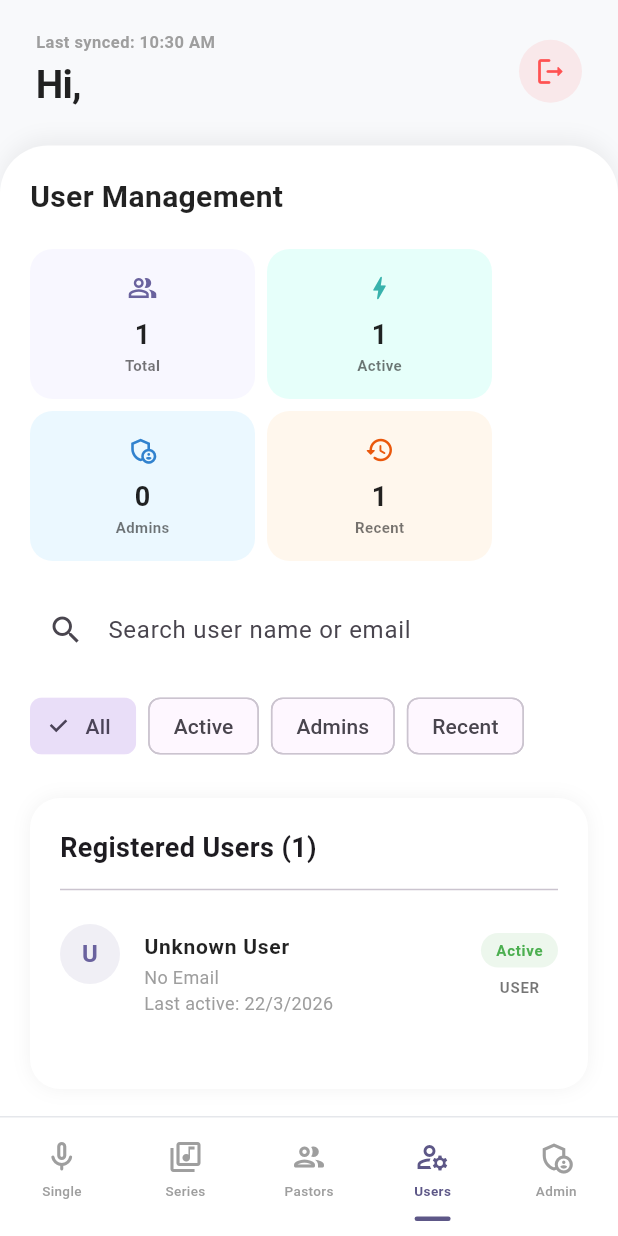
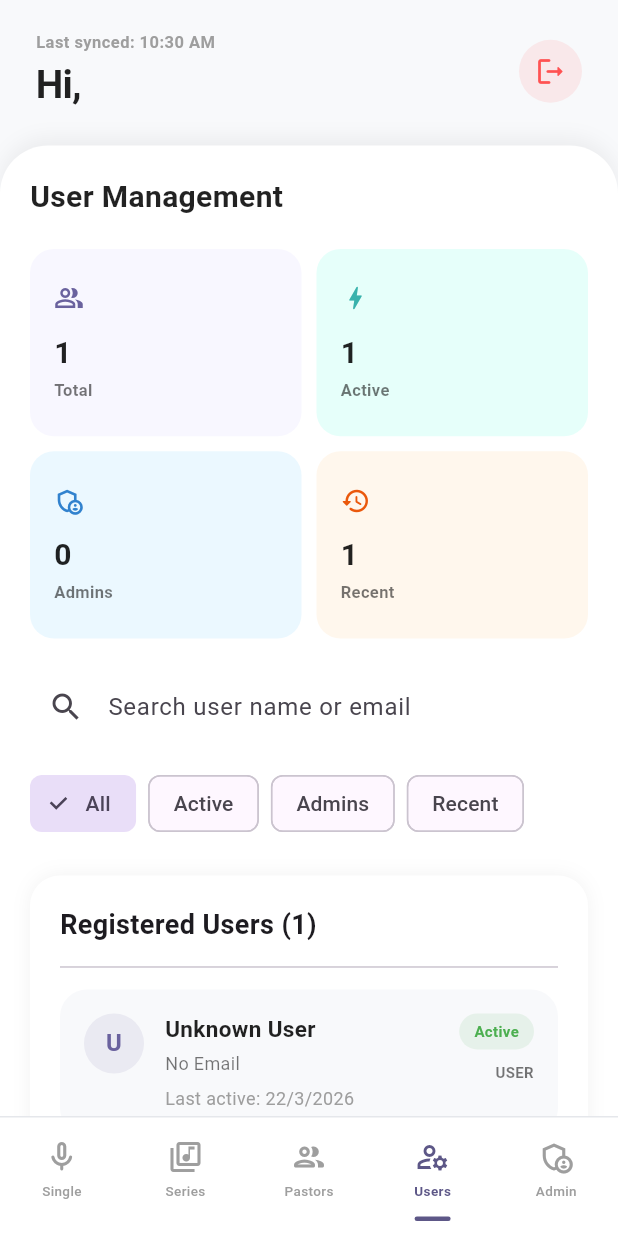
Before and after one commit to Majorboy1/Rhemalize, a Flutter app: the AdminMainScreen screen opened directly, item 4 of the bottom bar chosen, on a phone screen of 412 x 824 dp. Run offline on Flutter 3.47's test engine with Material 3 defaults, Android fonts, the phone set to English and light mode, and no system bars; our stand-ins replace app_links, cloud_firestore, connectivity_plus, file_picker, firebase_auth, firebase_core and 9 more; missing offline and left inert: audio_session; accounts and stored records are empty; network calls fail.

```diff
--- a/lib/screens/admin/admin_main_screen.dart
+++ b/lib/screens/admin/admin_main_screen.dart
@@ -5,7 +5,6 @@ import '../../providers/audio_provider.dart';
 import '../../providers/sermon_provider.dart';
 import '../../providers/favorites_provider.dart';
 import '../../providers/auth_provider.dart';
-import '../../models/sermon.dart';
 
 // Screens
 import '../profile_screen.dart';
@@ -158,11 +157,6 @@ class _AdminMainScreenState extends State<AdminMainScreen> {
                   _buildStatsRow(
                     sermonProv.oneTimeMessages.length,
                     sermonProv.seriesMessages.length,
-                    sermonProv.sermons.where((s) =>
-                        s.audioUrl.isEmpty ||
-                        (s.imageUrl == null || s.imageUrl!.isEmpty) ||
-                        (s.messageType == MessageType.series &&
-                            s.episodes.any((e) => e.audioUrl.isEmpty))).length,
                     sermonProv.isLoading,
                     isDark,
                   ),
@@ -255,11 +249,12 @@ class _AdminMainScreenState extends State<AdminMainScreen> {
         return ProfileScreen(
           userName: auth.user?.displayName ?? 'Admin User',
           userEmail: auth.user?.email ?? '',
-          currentStreak: 7,
+          currentStreak: null,
           totalSermons: sermon.sermons.length,
           favorites: context.watch<FavoritesProvider>().favoriteSermonIds,
           sermons: sermon.sermons,
           onLogout: _handleLogout,
+          isAdminProfile: true,
         );
     }
   }
@@ -323,7 +318,7 @@ class _AdminMainScreenState extends State<AdminMainScreen> {
   }
 
   Widget _buildStatsRow(
-      int singles, int series, int needsAttention, bool isLoading, bool isDark) {
+      int singles, int series, bool isLoading, bool isDark) {
     return Padding(
       padding: const EdgeInsets.symmetric(horizontal: 20, vertical: 8),
       child: Row(
@@ -333,9 +328,7 @@ class _AdminMainScreenState extends State<AdminMainScreen> {
           const SizedBox(width: 12),
           _statCard("Series", series.toString(), Icons.layers_rounded,
               Colors.blueAccent, isLoading),
-          const SizedBox(width: 12),
-          _statCard("Attention", needsAttention.toString(),
-              Icons.warning_amber_rounded, Colors.orange, isLoading),
+
         ],
       ),
     );
--- a/lib/screens/admin/user_management_screen.dart
+++ b/lib/screens/admin/user_management_screen.dart
@@ -1,5 +1,5 @@
+import 'package:cloud_firestore/cloud_firestore.dart';
 import 'package:flutter/material.dart';
-import 'package:cloud_firestore/cloud_firestore.dart';
 
 enum _UserFilter { all, active, admins, recent }
 
@@ -39,15 +39,40 @@ class _UserManagementScreenState extends State<UserManagementScreen> {
           return const Center(child: CircularProgressIndicator());
         }
 
-        final users = snapshot.data?.docs ?? <QueryDocumentSnapshot<Map<String, dynamic>>>[];
-        final totalUsers = users.length;
-        final activeUsers = users.where(_isActive).length;
-        final adminUsers = users.where((doc) {
-          final data = doc.data();
-          return _readRole(data) == 'admin';
-        }).length;
-        final recentUsers = users.where(_isRecent).length;
+        final users =
+            snapshot.data?.docs ?? <QueryDocumentSnapshot<Map<String, dynamic>>>[];
         final filteredUsers = _filterUsers(users);
+        final metrics = [
+          _MetricData(
+            value: users.length.toString(),
+            label: 'Total',
+            background: const Color(0xFFF8F7FF),
+            color: const Color(0xFF6A629E),
+            icon: Icons.people_alt_outlined,
+          ),
+          _MetricData(
+            value: users.where(_isActive).length.toString(),
+            label: 'Active',
+            background: const Color(0xFFE6FFFA),
+            color: const Color(0xFF38B2AC),
+            icon: Icons.bolt_rounded,
+          ),
+          _MetricData(
+            value: users.where((doc) => _readRole(doc.data()) == 'admin').length
+                .toString(),
+            label: 'Admins',
+            background: const Color(0xFFEBF8FF),
+            color: const Color(0xFF3182CE),
+            icon: Icons.admin_panel_settings_outlined,
+          ),
+          _MetricData(
+            value: users.where(_isRecent).length.toString(),
+            label: 'Recent',
+            background: const Color(0xFFFFF7ED),
+            color: const Color(0xFFEA580C),
+            icon: Icons.history_rounded,
+          ),
+        ];
 
         return SingleChildScrollView(
           padding: const EdgeInsets.all(20),
@@ -63,19 +88,23 @@ class _UserManagementScreenState extends State<UserManagementScreen> {
                 ),
               ),
               const SizedBox(height: 20),
-              Wrap(
-                spacing: 8,
-                runSpacing: 8,
-                children: [
-                  _statBox(totalUsers.toString(), 'Total', const Color(0xFFF8F7FF),
-                      const Color(0xFF6A629E), Icons.people_alt_outlined),
-                  _statBox(activeUsers.toString(), 'Active', const Color(0xFFE6FFFA),
-                      const Color(0xFF38B2AC), Icons.bolt_rounded),
-                  _statBox(adminUsers.toString(), 'Admins', const Color(0xFFEBF8FF),
-                      const Color(0xFF3182CE), Icons.admin_panel_settings_outlined),
-                  _statBox(recentUsers.toString(), 'Recent', const Color(0xFFFFF7ED),
-                      const Color(0xFFEA580C), Icons.history_rounded),
-                ],
+              LayoutBuilder(
+                builder: (context, constraints) {
+                  final bool useTwoColumns = constraints.maxWidth >= 520;
+                  return GridView.builder(
+                    shrinkWrap: true,
+                    physics: const NeverScrollableScrollPhysics(),
+                    itemCount: metrics.length,
+                    gridDelegate: SliverGridDelegateWithFixedCrossAxisCount(
+                      crossAxisCount: useTwoColumns ? 4 : 2,
+                      mainAxisSpacing: 10,
+                      crossAxisSpacing: 10,
+                      childAspectRatio: useTwoColumns ? 1.6 : 1.45,
+                    ),
+                    itemBuilder: (context, index) =>
+                        _metricCard(metrics[index]),
+                  );
+                },
               ),
               const SizedBox(height: 18),
               TextField(
@@ -111,6 +140,7 @@ class _UserManagementScreenState extends State<UserManagementScreen> {
               ),
               const SizedBox(height: 24),
               Container(
+                width: double.infinity,
                 padding: const EdgeInsets.all(20),
                 decoration: BoxDecoration(
                   color: isDark ? const Color(0xFF1E1E1E) : Colors.white,
@@ -126,39 +156,38 @@ class _UserManagementScreenState extends State<UserManagementScreen> {
                 child: Column(
                   crossAxisAlignment: CrossAxisAlignment.start,
                   children: [
-                    Text('Registered Users (${filteredUsers.length})',
-                        style: const TextStyle(
-                            fontSize: 18, fontWeight: FontWeight.bold)),
+                    Text(
+                      'Registered Users (${filteredUsers.length})',
+                      style: const TextStyle(
+                        fontSize: 18,
+                        fontWeight: FontWeight.bold,
+                      ),
+                    ),
                     const Divider(height: 30),
                     if (filteredUsers.isEmpty)
                       const Center(child: Text('No users found'))
                     else
-                      ListView.builder(
+                      ListView.separated(
                         shrinkWrap: true,
                         physics: const NeverScrollableScrollPhysics(),
                         itemCount: filteredUsers.length,
+                        separatorBuilder: (_, __) => const SizedBox(height: 12),
                         itemBuilder: (context, index) {
                           final data = filteredUsers[index].data();
-                          final String name = _readName(data);
-                          final String email = _readEmail(data);
-                          final String role = _readRole(data);
-                          final String lastActive =
-                              _formatTimestamp(_readTimestamp(data['lastActive']));
-                          final bool isActiveUser = _isActive(filteredUsers[index]);
-
-                          return _userTile(
-                            name,
-                            email,
-                            role,
-                            lastActive,
-                            isActiveUser ? Colors.green : Colors.grey,
-                            isDark,
+                          return _userCard(
+                            name: _readName(data),
+                            email: _readEmail(data),
+                            role: _readRole(data),
+                            lastActive:
+                                _formatTimestamp(_readTimestamp(data['lastActive'])),
+                            isActiveUser: _isActive(filteredUsers[index]),
+                            isDark: isDark,
                           );
                         },
                       ),
                   ],
                 ),
-              )
+              ),
             ],
           ),
         );
@@ -205,9 +234,142 @@ class _UserManagementScreenState extends State<UserManagementScreen> {
     );
   }
 
+  Widget _metricCard(_MetricData metric) {
+    return Container(
+      padding: const EdgeInsets.all(16),
+      decoration: BoxDecoration(
+        color: metric.background,
+        borderRadius: BorderRadius.circular(16),
+      ),
+      child: Column(
+        crossAxisAlignment: CrossAxisAlignment.start,
+        mainAxisAlignment: MainAxisAlignment.center,
+        children: [
+          Icon(metric.icon, color: metric.color, size: 20),
+          const SizedBox(height: 12),
+          Text(
+            metric.value,
+            style: const TextStyle(
+              fontSize: 20,
+              fontWeight: FontWeight.bold,
+              color: Colors.black87,
+            ),
+          ),
+          const SizedBox(height: 2),
+          Text(
+            metric.label,
+            style: const TextStyle(
+              fontSize: 11,
+              color: Colors.black54,
+              fontWeight: FontWeight.w600,
+            ),
+          ),
+        ],
+      ),
+    );
+  }
+
+  Widget _userCard({
+    required String name,
+    required String email,
+    required String role,
+    required String lastActive,
+    required bool isActiveUser,
+    required bool isDark,
+  }) {
+    final Color statusColor = isActiveUser ? Colors.green : Colors.grey;
+
+    return Container(
+      padding: const EdgeInsets.all(16),
+      decoration: BoxDecoration(
+        color: isDark ? const Color(0xFF262626) : const Color(0xFFF8F9FB),
+        borderRadius: BorderRadius.circular(18),
+      ),
+      child: Row(
+        crossAxisAlignment: CrossAxisAlignment.start,
+        children: [
+          CircleAvatar(
+            backgroundColor: const Color(0xFF6A629E).withOpacity(0.1),
+            child: Text(
+              name.isNotEmpty ? name[0].toUpperCase() : '?',
+              style: const TextStyle(
+                color: Color(0xFF6A629E),
+                fontWeight: FontWeight.bold,
+              ),
+            ),
+          ),
+          const SizedBox(width: 14),
+          Expanded(
+            child: Column(
+              crossAxisAlignment: CrossAxisAlignment.start,
+              children: [
+                Text(
+                  name,
+                  style: TextStyle(
+                    fontWeight: FontWeight.bold,
+                    fontSize: 15,
+                    color: isDark ? Colors.white : Colors.black87,
+                  ),
+                ),
+                const SizedBox(height: 4),
+                Text(
+                  email,
+                  style: TextStyle(
+                    fontSize: 12,
+                    color: isDark ? Colors.white70 : Colors.black54,
+                  ),
+                ),
+                const SizedBox(height: 6),
+                Text(
+                  'Last active: $lastActive',
+                  style: const TextStyle(fontSize: 12, color: Colors.grey),
+                ),
+              ],
+            ),
+          ),
+          const SizedBox(width: 12),
+          SizedBox(
+            width: 72,
+            child: Column(
+              crossAxisAlignment: CrossAxisAlignment.end,
+              children: [
+                Container(
+                  padding:
+                      const EdgeInsets.symmetric(horizontal: 10, vertical: 5),
+                  decoration: BoxDecoration(
+                    color: statusColor.withOpacity(0.1),
+                    borderRadius: BorderRadius.circular(20),
+                  ),
+                  child: Text(
+                    isActiveUser ? 'Active' : 'Idle',
+                    style: TextStyle(
+                      color: statusColor,
+                      fontSize: 10,
+                      fontWeight: FontWeight.bold,
+                    ),
+                  ),
+                ),
+                const SizedBox(height: 8),
+                Text(
+                  role.toUpperCase(),
+                  textAlign: TextAlign.right,
+                  style: TextStyle(
+                    color: isDark ? Colors.white70 : Colors.black54,
+                    fontSize: 10,
+                    fontWeight: FontWeight.bold,
+                  ),
+                ),
+              ],
+            ),
+          ),
+        ],
+      ),
+    );
+  }
+
   List<QueryDocumentSnapshot<Map<String, dynamic>>> _filterUsers(
       List<QueryDocumentSnapshot<Map<String, dynamic>>> users) {
-    return users.where((doc) {
+    final filtered = users.where((doc) {
       final data = doc.data();
       final name = _readName(data).toLowerCase();
       final email = _readEmail(data).toLowerCase();
@@ -222,6 +384,17 @@ class _UserManagementScreenState extends State<UserManagementScreen> {
 
       return matchesQuery && matchesFilter;
     }).toList();
+
+    filtered.sort((a, b) {
+      final aTime = _readTimestamp(a.data()['lastActive'])?.toDate();
+      final bTime = _readTimestamp(b.data()['lastActive'])?.toDate();
+      if (aTime == null && bTime == null) return 0;
+      if (aTime == null) return 1;
+      if (bTime == null) return -1;
+      return bTime.compareTo(aTime);
+    });
+
+    return filtered;
   }
 
   bool _isActive(QueryDocumentSnapshot<Map<String, dynamic>> doc) {
@@ -276,78 +449,20 @@ class _UserManagementScreenState extends State<UserManagementScreen> {
       ),
     );
   }
+}
 
-  Widget _statBox(
-      String val, String label, Color bg, Color col, IconData icon) {
-    return SizedBox(
-      width: 150,
-      child: Container(
-        padding: const EdgeInsets.symmetric(vertical: 16),
-        decoration:
-            BoxDecoration(color: bg, borderRadius: BorderRadius.circular(15)),
-        child: Column(
-          children: [
-            Icon(icon, color: col, size: 20),
-            const SizedBox(height: 8),
-            Text(val,
-                style: const TextStyle(
-                    fontSize: 18,
-                    fontWeight: FontWeight.bold,
-                    color: Colors.black87)),
-            Text(label,
-                style: const TextStyle(
-                    fontSize: 10,
-                    color: Colors.black54,
-                    fontWeight: FontWeight.w600)),
-          ],
-        ),
-      ),
-    );
-  }
+class _MetricData {
+  final String value;
+  final String label;
+  final Color background;
+  final Color color;
+  final IconData icon;
 
-  Widget _userTile(String name, String email, String role, String lastActive,
-      Color statusCol, bool isDark) {
-    return Padding(
-      padding: const EdgeInsets.only(bottom: 10),
-      child: ListTile(
-        contentPadding: EdgeInsets.zero,
-        leading: CircleAvatar(
-          backgroundColor: const Color(0xFF6A629E).withOpacity(0.1),
-          child: Text(name.isNotEmpty ? name[0].toUpperCase() : '?',
-              style: const TextStyle(
-                  color: Color(0xFF6A629E), fontWeight: FontWeight.bold)),
-        ),
-        title: Text(name,
-            style: TextStyle(
-                fontWeight: FontWeight.bold,
-                fontSize: 14,
-                color: isDark ? Colors.white : Colors.black87)),
-        subtitle: Text('$email\nLast active: $lastActive',
-            style: const TextStyle(fontSize: 12, color: Colors.grey)),
-        isThreeLine: true,
-        trailing: Column(
-          mainAxisAlignment: MainAxisAlignment.center,
-          children: [
-            Container(
-              padding: const EdgeInsets.symmetric(horizontal: 10, vertical: 4),
-              decoration: BoxDecoration(
-                  color: statusCol.withOpacity(0.1),
-                  borderRadius: BorderRadius.circular(20)),
-              child: Text(statusCol == Colors.green ? 'Active' : 'Idle',
-                  style: TextStyle(
-                      color: statusCol,
-                      fontSize: 10,
-                      fontWeight: FontWeight.bold)),
-            ),
-            const SizedBox(height: 6),
-            Text(role.toUpperCase(),
-                style: TextStyle(
-                    color: isDark ? Colors.white70 : Colors.black54,
-                    fontSize: 10,
-                    fontWeight: FontWeight.bold)),
-          ],
-        ),
-      ),
-    );
-  }
+  const _MetricData({
+    required this.value,
+    required this.label,
+    required this.background,
+    required this.color,
+    required this.icon,
+  });
 }
```
Also changed, not shown: lib/providers/audio_provider.dart (+96 -25 lines), lib/providers/favorites_provider.dart (+47 -41 lines), lib/screens/profile_screen.dart (+9 -6 lines), 5 other files.
